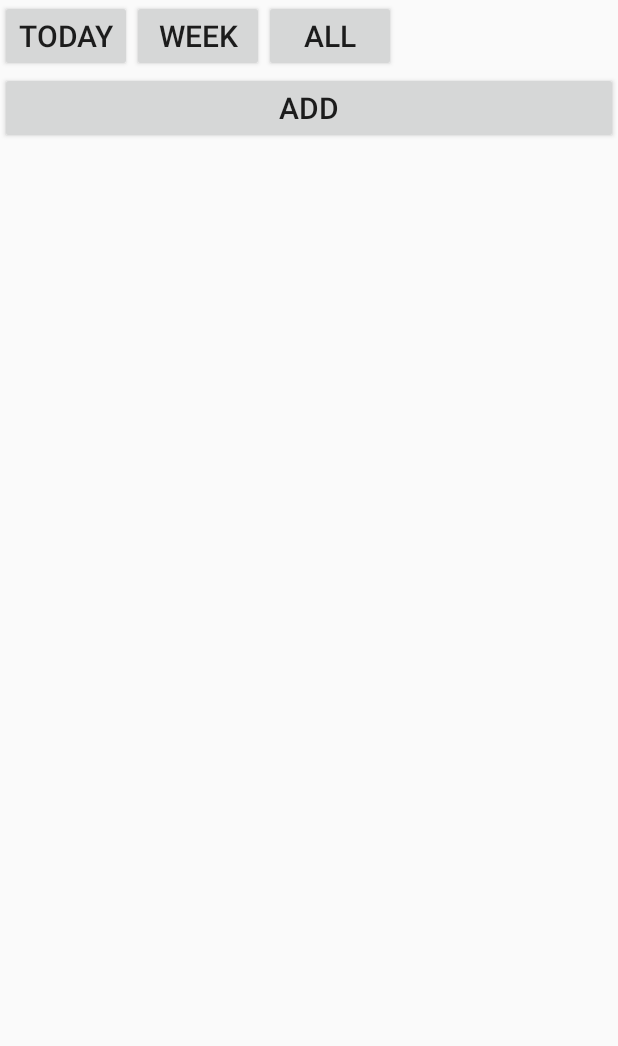
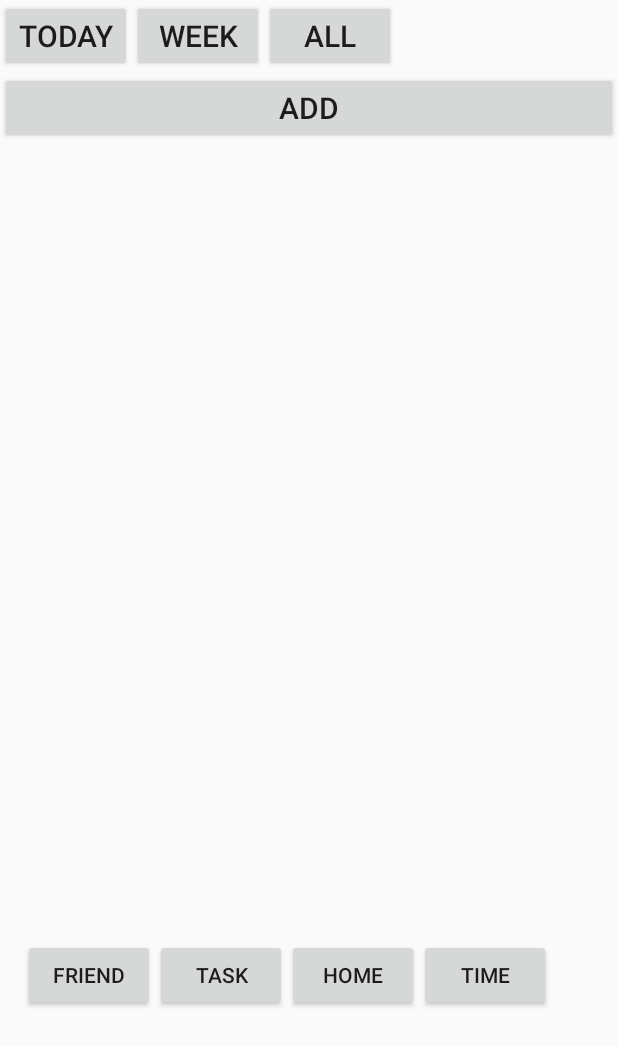
Before and after one commit to StormingRogerGu/CS-8803, an Android app: the layout task_layout.xml on its own in the app's theme, with its tools: preview values and no code run, on a phone screen of 412 x 824 dp. Shown: the top 1046 px of the screen. Run offline under Robolectric (Android 15) with nearby library versions, the phone set to English and light mode, and no system bars.

Commit message:
修改了tasklayout

```diff
--- a/CS_8803_Android/app/src/main/res/layout/task_layout.xml
+++ b/CS_8803_Android/app/src/main/res/layout/task_layout.xml
@@ -45,8 +45,9 @@
     <ListView
         android:id="@+id/task_item_listview"
         android:layout_width="wrap_content"
-        android:layout_height="wrap_content">
+        android:layout_height="80dp">
 
     </ListView>
+    <include layout="@layout/navigation_bar"/>
 
 </LinearLayout>
```
